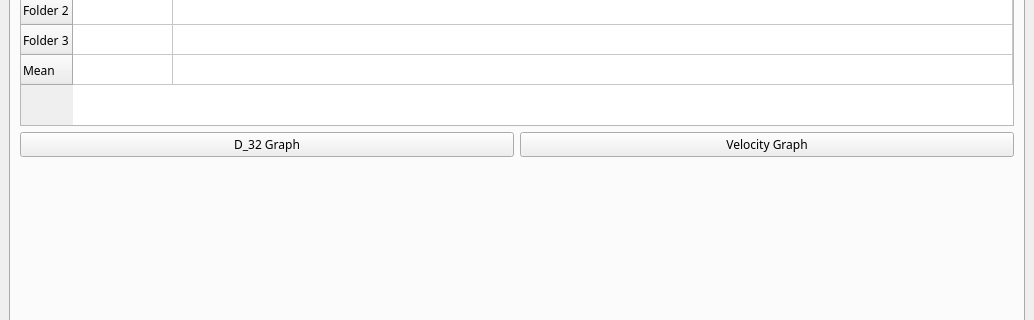
Before: the Qt Designer form GUI/mainWindow.ui in realize-1337/Atomizer-Toolbox, drawn with Qt 5; both pictures show x 0 to 1034 and y 320 to 640 of the 1034 by 900 pixel window.
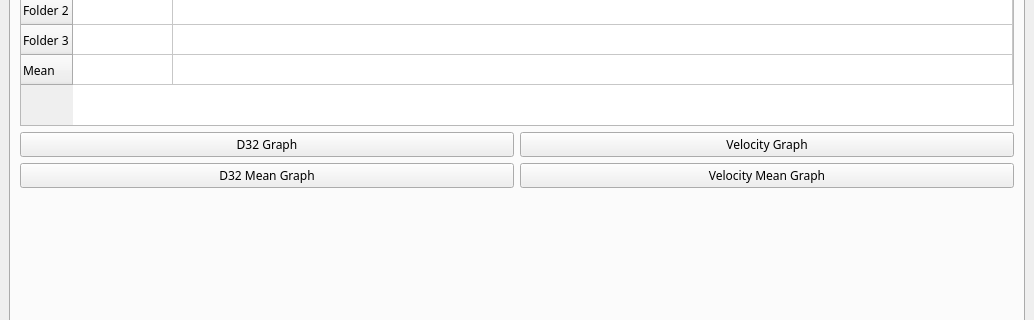
After: the same form once the commit is applied. The open tabs and pages were chosen to show the change.

Commit message: WIP PDA Routing Graphs

Patch:
```diff
--- a/GUI/mainWindow.ui
+++ b/GUI/mainWindow.ui
@@ -2001,7 +2001,7 @@
           <item>
            <widget class="QPushButton" name="PDA_D32">
             <property name="text">
-             <string>D_32 Graph</string>
+             <string>D32 Graph</string>
             </property>
            </widget>
           </item>
@@ -2014,6 +2014,24 @@
           </item>
          </layout>
         </item>
+        <item row="7" column="0" colspan="2">
+         <layout class="QHBoxLayout" name="horizontalLayout_16">
+          <item>
+           <widget class="QPushButton" name="PDA_D32_mean">
+            <property name="text">
+             <string>D32 Mean Graph</string>
+            </property>
+           </widget>
+          </item>
+          <item>
+           <widget class="QPushButton" name="PDA_Vel_mean">
+            <property name="text">
+             <string>Velocity Mean Graph</string>
+            </property>
+           </widget>
+          </item>
+         </layout>
+        </item>
        </layout>
       </widget>
       <widget class="QWidget" name="tab_4">
```
Left out of the diff: 4 changed lines with no effect on the pictures. The commit also changes 2 other files.
